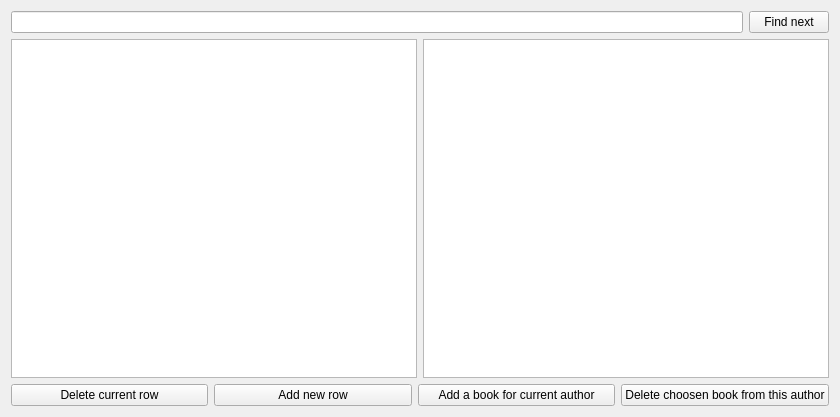
The window that authors.ui (Cenadar/facultyarchive) describes before a commit, drawn with Qt 5.
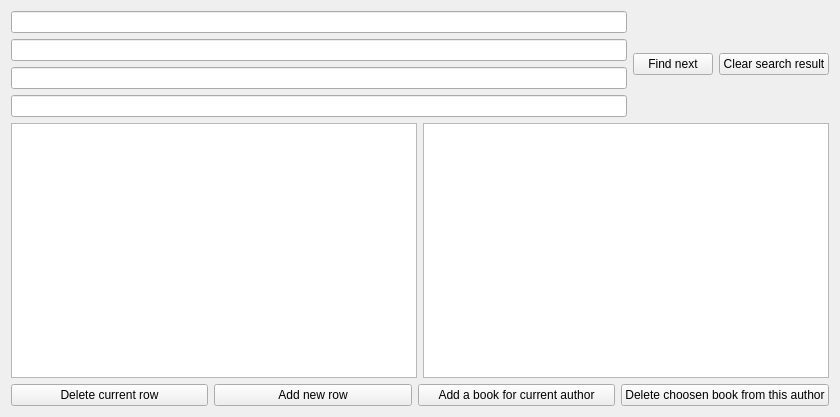
The same window after the commit.

Commit message: Added extended search for authors

What changed in the file:
```diff
--- a/authors.ui
+++ b/authors.ui
@@ -13,15 +13,40 @@
   <property name="windowTitle">
    <string>Form</string>
   </property>
-  <layout class="QVBoxLayout" name="verticalLayout">
+  <layout class="QVBoxLayout" name="verticalLayout_2">
    <item>
     <layout class="QHBoxLayout" name="horizontalLayout">
      <item>
-      <widget class="QLineEdit" name="lineEditSearch">
-       <property name="text">
-        <string/>
-       </property>
-      </widget>
+      <layout class="QVBoxLayout" name="verticalLayout">
+       <item>
+        <widget class="QLineEdit" name="lineEditSearch_sn">
+         <property name="text">
+          <string/>
+         </property>
+        </widget>
+       </item>
+       <item>
+        <widget class="QLineEdit" name="lineEditSearch_fn">
+         <property name="text">
+          <string/>
+         </property>
+        </widget>
+       </item>
+       <item>
+        <widget class="QLineEdit" name="lineEditSearch_fan">
+         <property name="text">
+          <string/>
+         </property>
+        </widget>
+       </item>
+       <item>
+        <widget class="QLineEdit" name="lineEditSearch_year">
+         <property name="text">
+          <string/>
+         </property>
+        </widget>
+       </item>
+      </layout>
      </item>
      <item>
       <widget class="QPushButton" name="pushButtonSearch">
@@ -30,6 +55,13 @@
        </property>
       </widget>
      </item>
+     <item>
+      <widget class="QPushButton" name="pushButton_clearSearchResult">
+       <property name="text">
+        <string>Clear search result</string>
+       </property>
+      </widget>
+     </item>
     </layout>
    </item>
    <item>
```
Left out of the diff: 67 changed lines with no effect on the pictures. The commit also changes 2 other files.
